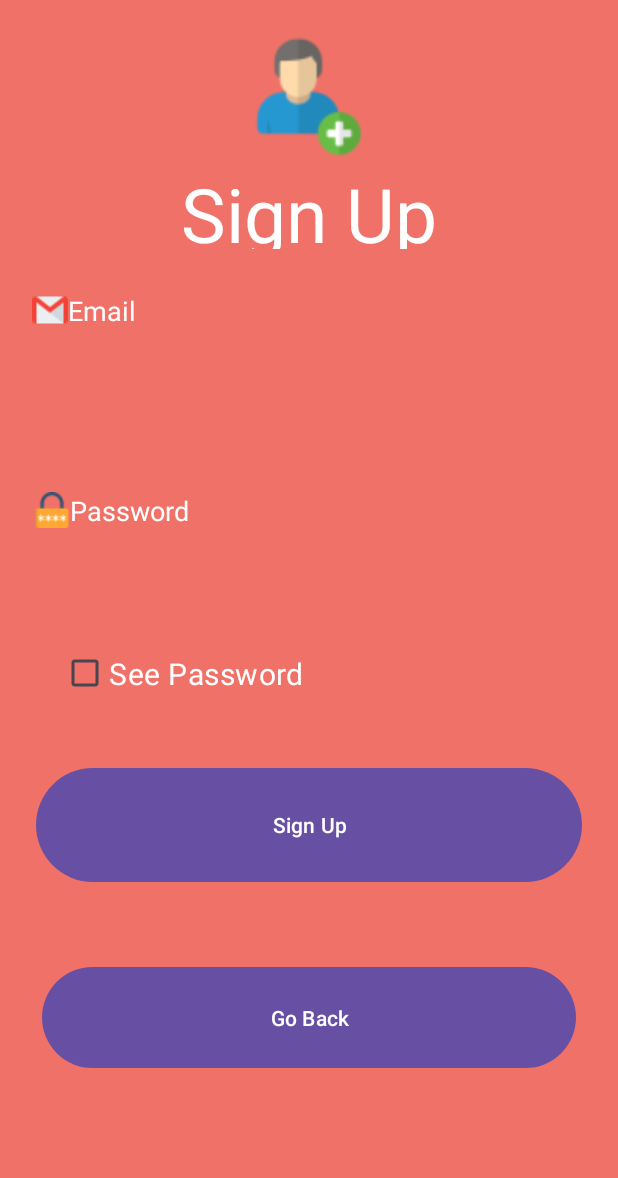
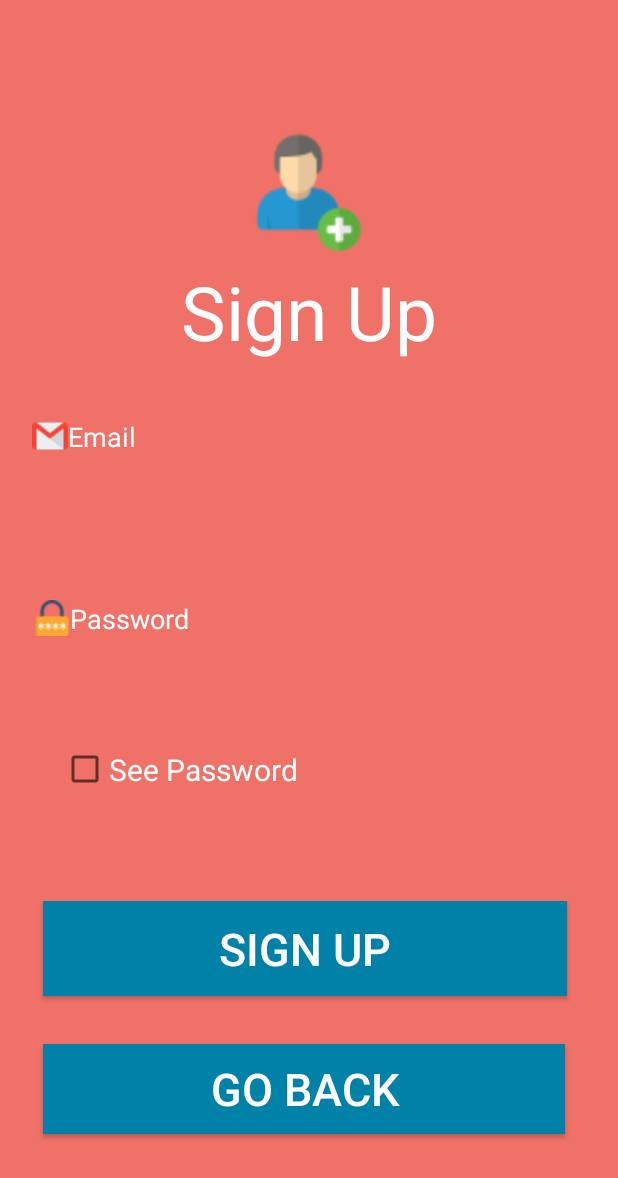
Before and after one commit to WenDEVLIFE/Complaint-Application, an Android app: the SignUp screen opened directly, with no data from a screen before it, on a phone screen of 412 x 824 dp. Shown: the top 1178 px of the screen. Run offline under Robolectric (Android 15) with nearby library versions, the phone set to English and light mode, and no system bars; our stand-ins replace Firebase (no records; nobody signed in at launch, a user with empty details on screens opened directly).

Commit message:
👾👾updated

```diff
--- a/app/src/main/res/layout/activity_sign_up.xml
+++ b/app/src/main/res/layout/activity_sign_up.xml
@@ -4,7 +4,7 @@
         xmlns:app="http://schemas.android.com/apk/res-auto"
         android:layout_width="match_parent"
         android:layout_height="match_parent"
-        android:background="#F07167"
+        android:background="@color/redwhite"
         tools:context=".SignUp">
 
     <TextView
@@ -18,7 +18,7 @@
             app:layout_constraintEnd_toEndOf="parent"
             app:layout_constraintTop_toTopOf="parent"
             app:layout_constraintBottom_toBottomOf="parent"
-            app:layout_constraintVertical_bias="0.144"
+            app:layout_constraintVertical_bias="0.23"
             app:layout_constraintHorizontal_bias="0.501" />
 
     <EditText
@@ -35,7 +35,7 @@
             android:hint="Email"
             android:textColor="@color/white"
             android:textColorHint="@color/white"
-            android:layout_marginBottom="576dp"
+            android:layout_marginBottom="492dp"
             app:layout_constraintHorizontal_bias="0.443" />
 
     <EditText
@@ -52,29 +52,36 @@
             android:drawableLeft="@drawable/password_12795740"
             app:layout_constraintStart_toStartOf="parent"
             app:layout_constraintBottom_toBottomOf="parent"
-            android:layout_marginBottom="440dp"
+            android:layout_marginBottom="368dp"
             app:layout_constraintHorizontal_bias="0.423" />
 
     <Button
             android:text="Sign Up"
-            android:layout_width="364dp"
-            android:layout_height="84dp"
+            android:layout_width="349dp"
+            android:layout_height="63dp"
             android:id="@+id/button_register"
+            android:background="@color/cerulean"
+            android:textColor="@color/white"
+            android:textSize="30sp"
             app:layout_constraintStart_toStartOf="parent"
             app:layout_constraintEnd_toEndOf="parent"
             app:layout_constraintBottom_toBottomOf="parent"
-            android:layout_marginBottom="232dp" />
+            android:layout_marginBottom="160dp"
+            app:layout_constraintHorizontal_bias="0.456" />
 
     <Button
             android:text="Go Back"
-            android:layout_width="356dp"
-            android:layout_height="75dp"
+            android:layout_width="348dp"
+            android:layout_height="60dp"
             android:id="@+id/buttonback"
+            android:textSize="30sp"
+            android:background="@color/cerulean"
             android:textColor="@color/white"
             app:layout_constraintStart_toStartOf="parent"
             app:layout_constraintEnd_toEndOf="parent"
             app:layout_constraintBottom_toBottomOf="parent"
-            android:layout_marginBottom="108dp" />
+            android:layout_marginBottom="68dp"
+            app:layout_constraintHorizontal_bias="0.45" />
 
     <CheckBox
             android:text="See Password"
@@ -87,7 +94,7 @@
             app:layout_constraintStart_toStartOf="parent"
             app:layout_constraintHorizontal_bias="0.189"
             app:layout_constraintBottom_toBottomOf="parent"
-            android:layout_marginBottom="348dp" />
+            android:layout_marginBottom="284dp" />
 
     <ImageView
             android:layout_width="93dp"
@@ -97,6 +104,6 @@
             app:layout_constraintStart_toStartOf="parent"
             app:layout_constraintEnd_toEndOf="parent"
             app:layout_constraintTop_toTopOf="parent"
-            android:layout_marginTop="24dp"
+            android:layout_marginTop="88dp"
             app:layout_constraintHorizontal_bias="0.501" />
 </androidx.constraintlayout.widget.ConstraintLayout>
--- a/app/src/main/res/values-night/themes.xml
+++ b/app/src/main/res/values-night/themes.xml
@@ -1,6 +1,6 @@
 <resources xmlns:tools="http://schemas.android.com/tools">
     <!-- Base application theme. -->
-    <style name="Base.Theme.ComplainantSystemApp" parent="Theme.Material3.DayNight.NoActionBar">
+    <style name="Base.Theme.ComplainantSystemApp" parent="Theme.AppCompat.Light.NoActionBar">
         <!-- Customize your dark theme here. -->
         <!-- <item name="colorPrimary">@color/my_dark_primary</item> -->
     </style>
--- a/app/src/main/res/values-v23/themes.xml
+++ b/app/src/main/res/values-v23/themes.xml
@@ -1,6 +1,6 @@
 <resources xmlns:tools="http://schemas.android.com/tools">
 
-    <style name="Theme.ComplainantSystemApp" parent="Theme.Material3.DayNight.NoActionBar">
+    <style name="Theme.ComplainantSystemApp" parent="Theme.AppCompat.Light.NoActionBar">
         <!-- Transparent system bars for edge-to-edge. -->
         <item name="android:navigationBarColor">@android:color/transparent</item>
         <item name="android:statusBarColor">@android:color/transparent</item>
--- a/app/src/main/res/values/colors.xml
+++ b/app/src/main/res/values/colors.xml
@@ -2,4 +2,6 @@
 <resources>
     <color name="black">#FF000000</color>
     <color name="white">#FFFFFFFF</color>
+    <color name="cerulean">#0081A7</color>
+    <color name="redwhite">#F07167</color>
 </resources>
--- a/app/src/main/res/values/themes.xml
+++ b/app/src/main/res/values/themes.xml
@@ -1,6 +1,6 @@
 <resources xmlns:tools="http://schemas.android.com/tools">
     <!-- Base application theme. -->
-    <style name="Base.Theme.ComplainantSystemApp" parent="Theme.Material3.DayNight.NoActionBar">
+    <style name="Base.Theme.ComplainantSystemApp" parent="Theme.AppCompat.Light.NoActionBar">
         <!-- Customize your light theme here. -->
         <!-- <item name="colorPrimary">@color/my_light_primary</item> -->
     </style>
```
